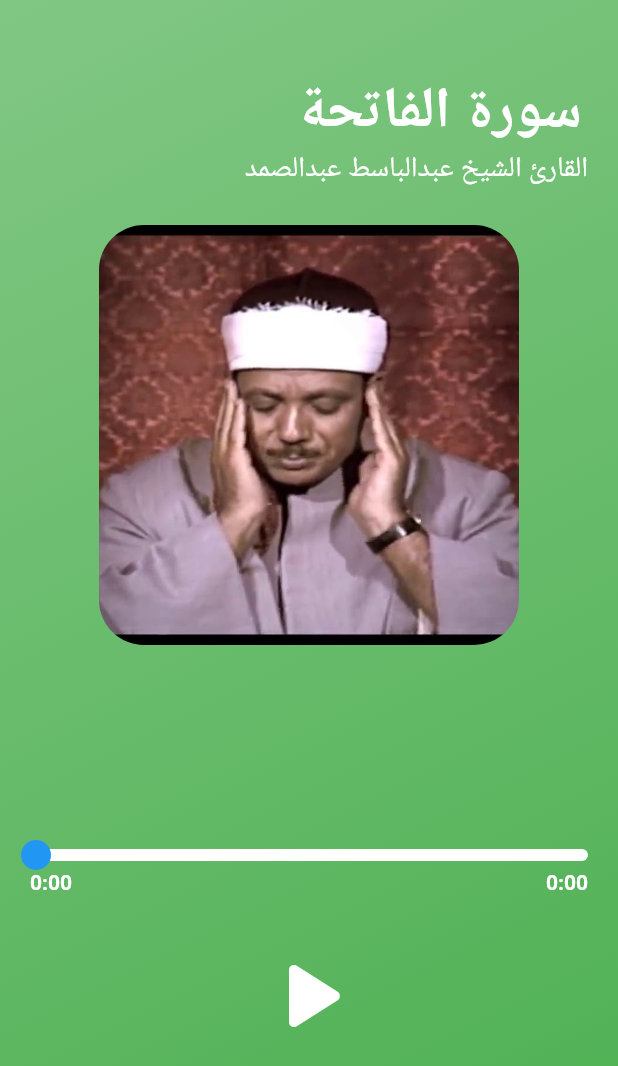
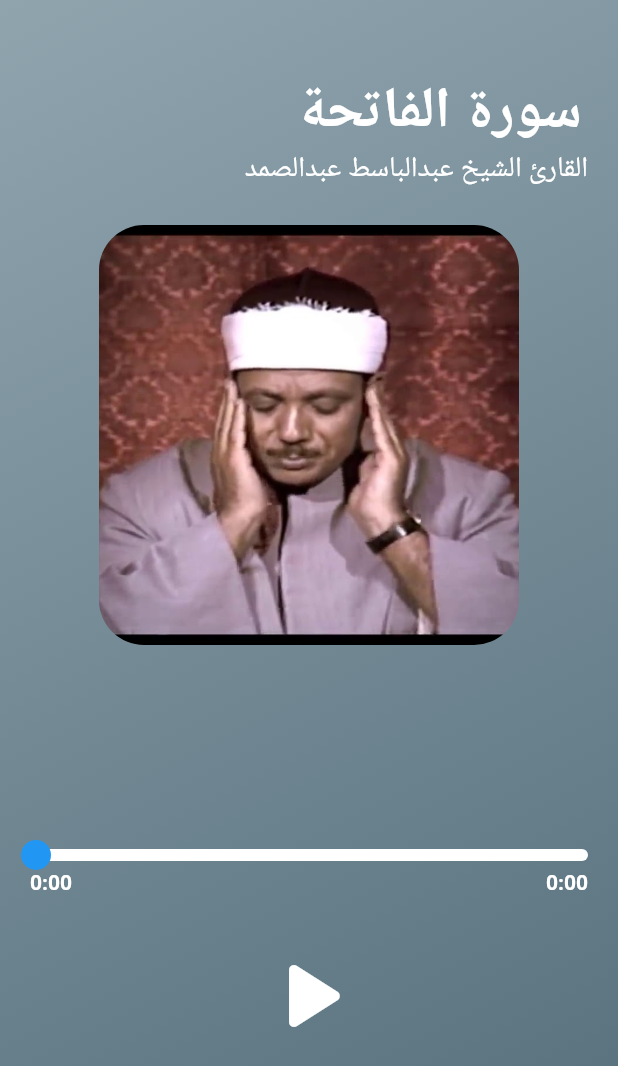
Before and after one commit to alaamorsi/quranApp, a Flutter app: the QuranScreen screen opened directly with sample values from the repository, on a phone screen of 412 x 824 dp. Shown: the top 1066 px of the screen. Run offline on Flutter 3.47's test engine with Material 2 defaults, Android fonts, the light colour scheme and no system bars; our stand-ins replace conditional_builder_null_safety, just_audio, rxdart, shared_preferences; missing offline and left inert: flutter_cached_pdfview; accounts and stored records are empty.

Commit message:
final edite

```diff
--- a/lib/screens/quran_screen.dart
+++ b/lib/screens/quran_screen.dart
@@ -70,8 +70,8 @@ class _QuranScreenState extends State<QuranScreen> {
             begin: Alignment.topLeft,
             end: Alignment.bottomRight,
             colors: [
-              Colors.green.shade300,
-              Colors.green
+              Colors.blueGrey.shade300,
+              Colors.blueGrey.shade600
             ],
           ),
         ),
```
